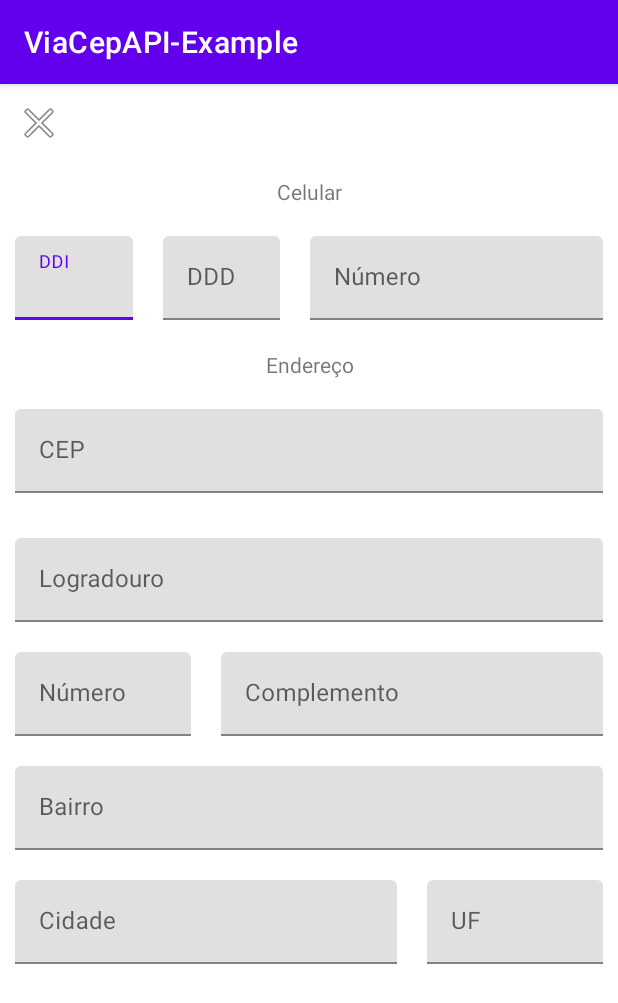
After one commit to zampnrs/ViaCep-Android-Example, an Android app: the fragment NewContactFragment shown on its own in the app's theme, on a phone screen of 412 x 824 dp. The commit adds this screen. Shown: the top 1003 px of the screen. Run offline under Robolectric (Android 15) with nearby library versions, the phone set to English and light mode, and no system bars; our stand-ins replace Dagger/Hilt's generated code.

Commit message:
Adding new contact layout

```diff
--- /dev/null
+++ b/app/src/main/java/br/zampnrs/viacepapi_example/presentation/new_contact/view/NewContactFragment.kt
@@ -0,0 +1,28 @@
+package br.zampnrs.viacepapi_example.presentation.new_contact.view
+
+import android.os.Bundle
+import android.view.View
+import androidx.navigation.fragment.findNavController
+import br.zampnrs.viacepapi_example.databinding.FragmentNewContactBinding
+import br.zampnrs.viacepapi_example.utils.BaseFragment
+import dagger.hilt.android.AndroidEntryPoint
+
+
+@AndroidEntryPoint
+class NewContactFragment : BaseFragment<FragmentNewContactBinding>(
+    FragmentNewContactBinding::inflate
+) {
+
+    override fun onViewCreated(view: View, savedInstanceState: Bundle?) {
+        super.onViewCreated(view, savedInstanceState)
+
+        setBackButton()
+    }
+
+    private fun setBackButton() {
+        binding.backButton.setOnClickListener {
+            findNavController().popBackStack()
+        }
+    }
+
+}
--- /dev/null
+++ b/app/src/main/java/br/zampnrs/viacepapi_example/utils/BaseFragment.kt
@@ -0,0 +1,33 @@
+package br.zampnrs.viacepapi_example.utils
+
+import android.os.Bundle
+import android.view.LayoutInflater
+import android.view.View
+import android.view.ViewGroup
+import androidx.fragment.app.Fragment
+import androidx.viewbinding.ViewBinding
+
+
+open class BaseFragment<T : ViewBinding>(
+    private val inflateMethod : (LayoutInflater, ViewGroup?, Boolean) -> T
+) : Fragment() {
+
+    private var _binding : T? = null
+
+    // This can be accessed by the child fragments
+    // Only valid between onCreateView and onDestroyView
+    val binding : T get() = _binding!!
+
+    override fun onCreateView(inflater: LayoutInflater, container: ViewGroup?, savedInstanceState: Bundle?): View? {
+        _binding = inflateMethod.invoke(inflater, container, false)
+
+        // replaced _binding!! with binding
+        return binding.root
+    }
+
+    // Removing the binding reference when not needed is recommended as it avoids memory leak
+    override fun onDestroyView() {
+        super.onDestroyView()
+        _binding = null
+    }
+}
--- /dev/null
+++ b/app/src/main/res/layout/fragment_new_contact.xml
@@ -0,0 +1,201 @@
+<?xml version="1.0" encoding="utf-8"?>
+<androidx.constraintlayout.widget.ConstraintLayout xmlns:android="http://schemas.android.com/apk/res/android"
+    xmlns:app="http://schemas.android.com/apk/res-auto"
+    xmlns:tools="http://schemas.android.com/tools"
+    android:layout_width="match_parent"
+    android:layout_height="match_parent"
+    tools:context=".presentation.new_contact.view.NewContactFragment">
+
+    <ScrollView
+        android:layout_width="match_parent"
+        android:layout_height="match_parent"
+        app:layout_constraintBottom_toBottomOf="parent"
+        app:layout_constraintEnd_toEndOf="parent"
+        app:layout_constraintStart_toStartOf="parent"
+        app:layout_constraintTop_toTopOf="parent">
+
+        <LinearLayout
+            android:layout_width="match_parent"
+            android:layout_height="wrap_content"
+            android:orientation="vertical">
+
+            <ImageView
+                android:id="@+id/backButton"
+                android:layout_width="wrap_content"
+                android:layout_height="wrap_content"
+                android:layout_margin="@dimen/field_margin"
+                android:src="@android:drawable/ic_menu_close_clear_cancel" />
+
+            <TextView
+                android:layout_width="match_parent"
+                android:layout_height="wrap_content"
+                android:text="@string/phone_number_label"
+                android:gravity="center"
+                android:layout_margin="@dimen/field_margin"/>
+
+            <LinearLayout
+                android:layout_width="match_parent"
+                android:layout_height="wrap_content"
+                android:orientation="horizontal">
+
+                <com.google.android.material.textfield.TextInputLayout
+                    android:layout_width="match_parent"
+                    android:layout_height="wrap_content"
+                    android:layout_margin="@dimen/field_margin"
+                    android:layout_weight="4"
+                    android:hint="@string/country_code_label">
+
+                    <com.google.android.material.textfield.TextInputEditText
+                        android:id="@+id/country_code_editText"
+                        android:layout_width="match_parent"
+                        android:layout_height="wrap_content" />
+
+                </com.google.android.material.textfield.TextInputLayout>
+
+                <com.google.android.material.textfield.TextInputLayout
+                    android:layout_width="match_parent"
+                    android:layout_height="wrap_content"
+                    android:layout_margin="@dimen/field_margin"
+                    android:layout_weight="4"
+                    android:hint="@string/state_code_label">
+
+                    <com.google.android.material.textfield.TextInputEditText
+                        android:id="@+id/state_code_editText"
+                        android:layout_width="match_parent"
+                        android:layout_height="wrap_content" />
+
+                </com.google.android.material.textfield.TextInputLayout>
+
+                <com.google.android.material.textfield.TextInputLayout
+                    android:layout_width="match_parent"
+                    android:layout_height="wrap_content"
+                    android:layout_margin="@dimen/field_margin"
+                    android:layout_weight="2.5"
+                    android:hint="@string/number_label">
+
+                    <com.google.android.material.textfield.TextInputEditText
+                        android:id="@+id/phone_number_editText"
+                        android:layout_width="match_parent"
+                        android:layout_height="wrap_content" />
+
+                </com.google.android.material.textfield.TextInputLayout>
+            </LinearLayout>
+
+            <TextView
+                android:layout_width="match_parent"
+                android:layout_height="wrap_content"
+                android:text="@string/address_label"
+                android:gravity="center"
+                android:layout_margin="@dimen/field_margin"/>
+
+            <com.google.android.material.textfield.TextInputLayout
+                android:layout_width="match_parent"
+                android:layout_height="wrap_content"
+                android:layout_marginTop="@dimen/field_margin"
+                android:layout_marginBottom="@dimen/bottom_field_margin"
+                android:layout_marginHorizontal="@dimen/field_margin"
+                android:hint="@string/cep_label">
+
+                <com.google.android.material.textfield.TextInputEditText
+                    android:id="@+id/cep_editText"
+                    android:layout_width="match_parent"
+                    android:layout_height="wrap_content" />
+
+            </com.google.android.material.textfield.TextInputLayout>
+
+            <com.google.android.material.textfield.TextInputLayout
+                android:layout_width="match_parent"
+                android:layout_height="wrap_content"
+                android:layout_margin="@dimen/field_margin"
+                android:hint="@string/street_label">
+
+                <com.google.android.material.textfield.TextInputEditText
+                    android:id="@+id/street_editText"
+                    android:layout_width="match_parent"
+                    android:layout_height="wrap_content" />
+
+            </com.google.android.material.textfield.TextInputLayout>
+
+            <LinearLayout
+                android:layout_width="match_parent"
+                android:layout_height="wrap_content"
+                android:orientation="horizontal">
+
+                <com.google.android.material.textfield.TextInputLayout
+                    android:layout_width="match_parent"
+                    android:layout_height="wrap_content"
+                    android:layout_margin="@dimen/field_margin"
+                    android:layout_weight="2"
+                    android:hint="@string/number_label">
+
+                    <com.google.android.material.textfield.TextInputEditText
+                        android:id="@+id/number_editText"
+                        android:layout_width="match_parent"
+                        android:layout_height="wrap_content" />
+
+                </com.google.android.material.textfield.TextInputLayout>
+
+                <com.google.android.material.textfield.TextInputLayout
+                    android:layout_width="match_parent"
+                    android:layout_height="wrap_content"
+                    android:layout_margin="@dimen/field_margin"
+                    android:layout_weight="1"
+                    android:hint="@string/complement_label">
+
+                    <com.google.android.material.textfield.TextInputEditText
+                        android:id="@+id/complement_editText"
+                        android:layout_width="match_parent"
+                        android:layout_height="wrap_content" />
+
+                </com.google.android.material.textfield.TextInputLayout>
+            </LinearLayout>
+
+            <com.google.android.material.textfield.TextInputLayout
+                android:layout_width="match_parent"
+                android:layout_height="wrap_content"
+                android:layout_margin="@dimen/field_margin"
+                android:hint="@string/neighborhood_label">
+
+                <com.google.android.material.textfield.TextInputEditText
+                    android:id="@+id/neighborhood_editText"
+                    android:layout_width="match_parent"
+                    android:layout_height="wrap_content" />
+
+            </com.google.android.material.textfield.TextInputLayout>
+
+            <LinearLayout
+                android:layout_width="match_parent"
+                android:layout_height="wrap_content"
+                android:orientation="horizontal">
+
+                <com.google.android.material.textfield.TextInputLayout
+                    android:layout_width="match_parent"
+                    android:layout_height="wrap_content"
+                    android:layout_margin="@dimen/field_margin"
+                    android:layout_weight="1"
+                    android:hint="@string/city_label">
+
+                    <com.google.android.material.textfield.TextInputEditText
+                        android:id="@+id/city_editText"
+                        android:layout_width="match_parent"
+                        android:layout_height="wrap_content" />
+
+                </com.google.android.material.textfield.TextInputLayout>
+
+                <com.google.android.material.textfield.TextInputLayout
+                    android:layout_width="match_parent"
+                    android:layout_height="wrap_content"
+                    android:layout_margin="@dimen/field_margin"
+                    android:layout_weight="2"
+                    android:hint="@string/uf_label">
+
+                    <com.google.android.material.textfield.TextInputEditText
+                        android:id="@+id/uf_editText"
+                        android:layout_width="match_parent"
+                        android:layout_height="wrap_content" />
+
+                </com.google.android.material.textfield.TextInputLayout>
+            </LinearLayout>
+        </LinearLayout>
+    </ScrollView>
+</androidx.constraintlayout.widget.ConstraintLayout>
--- a/app/src/main/res/values/dimens.xml
+++ b/app/src/main/res/values/dimens.xml
@@ -1,3 +1,5 @@
 <resources>
     <dimen name="fab_margin">16dp</dimen>
+    <dimen name="field_margin">10dp</dimen>
+    <dimen name="bottom_field_margin">20dp</dimen>
 </resources>
--- a/app/src/main/res/values/strings.xml
+++ b/app/src/main/res/values/strings.xml
@@ -4,4 +4,15 @@
 
     <string name="contact_fragment_label">Contact Fragment</string>
     <string name="new_contact_fragment_label">New Contact Fragment</string>
+    <string name="cep_label">CEP</string>
+    <string name="street_label">Logradouro</string>
+    <string name="number_label">Número</string>
+    <string name="complement_label">Complemento</string>
+    <string name="neighborhood_label">Bairro</string>
+    <string name="city_label">Cidade</string>
+    <string name="uf_label">UF</string>
+    <string name="address_label">Endereço</string>
+    <string name="country_code_label">DDI</string>
+    <string name="state_code_label">DDD</string>
+    <string name="phone_number_label">Celular</string>
 </resources>
```
